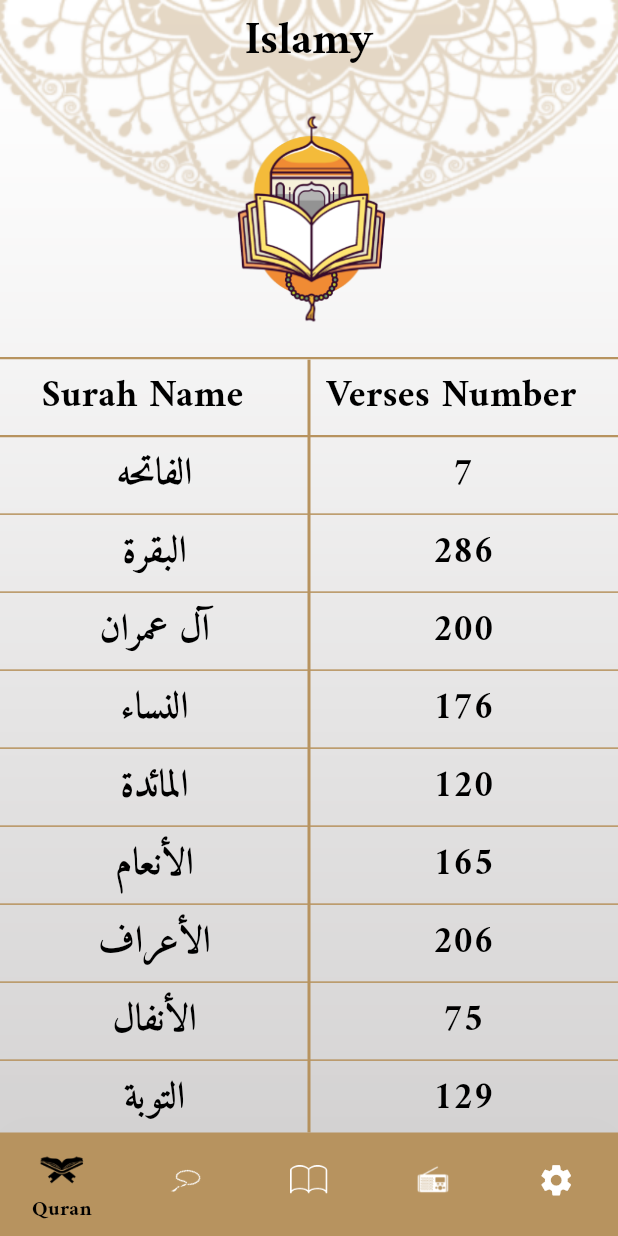
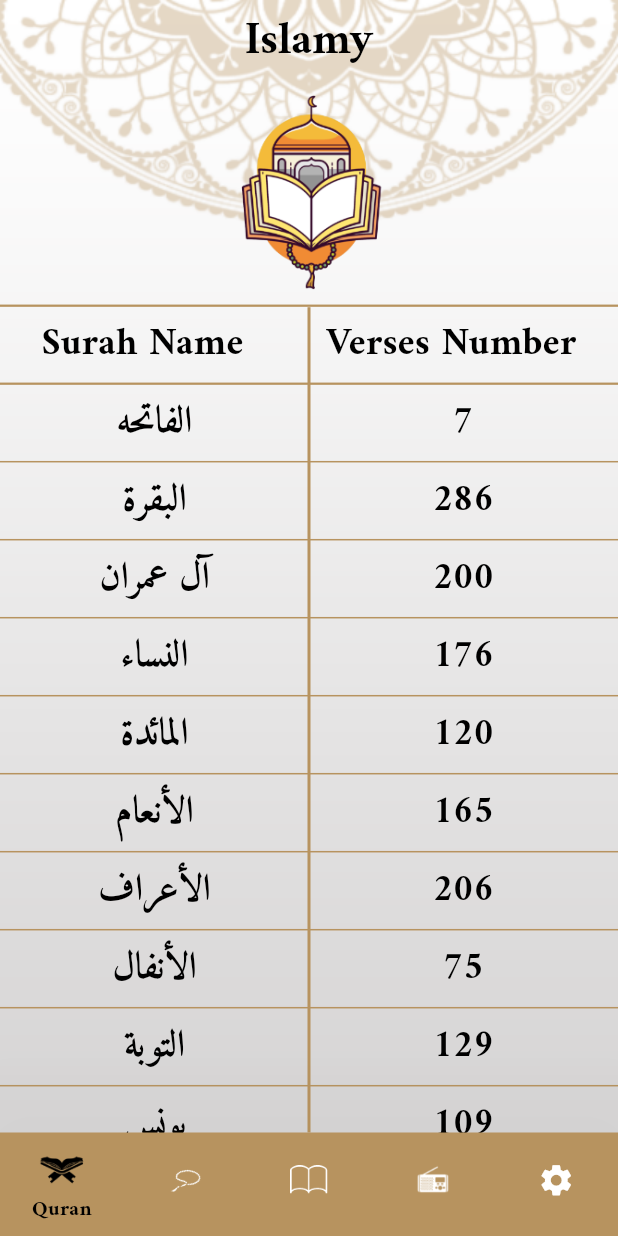
Before and after one commit to BeshoSafwat/Islame, a Flutter app: the screen it shows after launch, on a phone screen of 412 x 824 dp. Run offline on Flutter 3.47's test engine with Material 3 defaults, Android fonts, the phone set to English and light mode, and no system bars; generated files the repository leaves out were written again.

Commit message:
app update

```diff
--- a/lib/main.dart
+++ b/lib/main.dart
@@ -1,20 +1,25 @@
 import 'package:flutter/material.dart';
-import 'package:flutter_localizations/flutter_localizations.dart';
 import 'package:flutter_gen/gen_l10n/app_localizations.dart';
+import 'package:isllame/providers/my_provider.dart';
+import 'package:provider/provider.dart';
 import 'details/hadeth_details.dart';
 import 'details/sura_details.dart';
 import 'home_screen.dart';
 import 'my_theme.dart';
 
+
 void main() {
-  runApp(MyApp());
+  runApp(ChangeNotifierProvider<MyProvider>(
+      create: (context) => MyProvider() ,
+      child: MyApp()));
 }
 
 class MyApp extends StatelessWidget {
-  const MyApp({super.key});
+   MyApp({super.key});
 
   @override
   Widget build(BuildContext context) {
+    var provider = Provider.of<MyProvider>(context);
     return MaterialApp(
       localizationsDelegates: AppLocalizations.localizationsDelegates,
       supportedLocales: AppLocalizations.supportedLocales,
@@ -22,7 +27,7 @@ class MyApp extends StatelessWidget {
       theme: MyThemeData.lightTheme,
       darkTheme: MyThemeData.darkTheme,
       themeMode: ThemeMode.light,
-      locale: Locale("en"),
+      locale: Locale("${provider.languageCode}"),
       routes: {
         HomeScreen.routeName: (context) => HomeScreen(),
         SuraDetailsScreen.routeName: (context) => SuraDetailsScreen(),
--- a/lib/my_theme.dart
+++ b/lib/my_theme.dart
@@ -1,6 +1,7 @@
 import 'package:flutter/material.dart';
 class MyThemeData {
   static const Color primaryColor = Color(0xffB7935F);
+  static const Color scecondryColor = Color(0xff242424);
   static ThemeData lightTheme = ThemeData(
     textTheme: TextTheme(
       titleMedium: TextStyle(
--- /dev/null
+++ b/lib/providers/my_provider.dart
@@ -0,0 +1,10 @@
+import 'package:flutter/cupertino.dart';
+
+class MyProvider extends ChangeNotifier{
+  String languageCode = "en";
+  void changeLanguage(String langCode){
+    languageCode = langCode;
+    notifyListeners();
+  }
+
+}
--- a/lib/tabs/quran_tab.dart
+++ b/lib/tabs/quran_tab.dart
@@ -248,11 +248,11 @@ class QuranTab extends StatelessWidget {
             flex: 1,
             child: Center(
               child: Image.asset("assets/images/qur2an_screen_logo.png",
-                height: MediaQuery.of(context).size.height * .18)),
+                height: MediaQuery.of(context).size.height * .17)),
           ),
 
           Expanded(
-            flex: 3,
+            flex: 4,
             child: Stack(
               alignment: Alignment.center,
               children: [
--- a/pubspec.yaml
+++ b/pubspec.yaml
@@ -35,6 +35,7 @@ dependencies:
   # The following adds the Cupertino Icons font to your application.
   # Use with the CupertinoIcons class for iOS style icons.
   cupertino_icons: ^1.0.2
+  provider: ^6.1.2
   flutter_localizations:
     sdk: flutter
   intl: any
```
Also changed, not shown: lib/bottom_sheets/language_bottom_sheet.dart (added, +60 -0 lines), lib/tabs/settings_tab.dart (+25 -5 lines), pubspec.lock.
